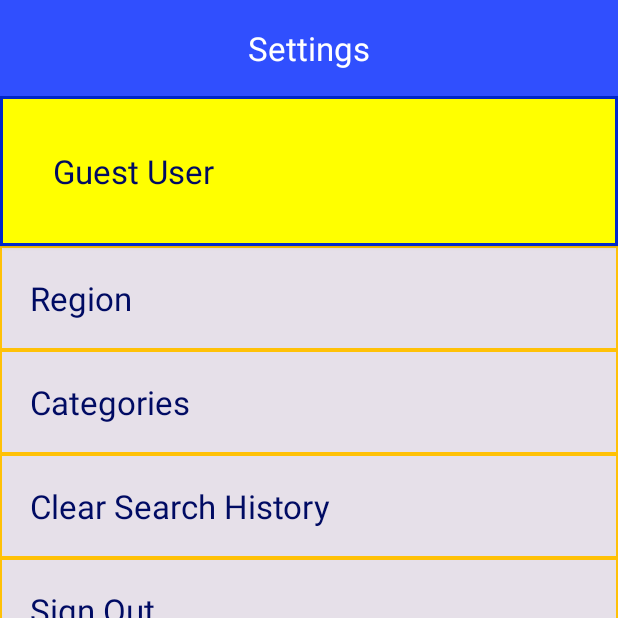
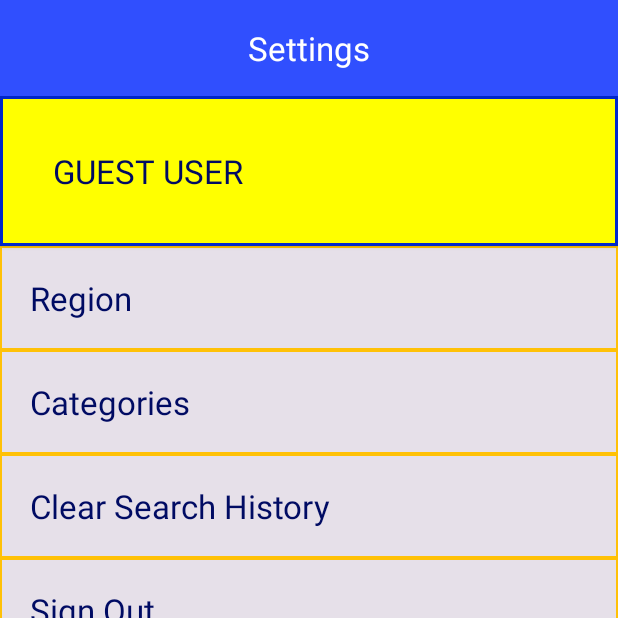
Before and after one commit to skullman284/NewsAroundYou, an Android app: the screen it shows after launch once a user with an empty profile is signed in (MainActivity), item 3 of the bottom bar chosen, on a phone screen of 412 x 824 dp, the top half of it. Run offline under Robolectric (Android 15) with nearby library versions, the phone set to English and light mode, and no system bars; our stand-ins replace Firebase (no records; nobody signed in at launch, a user with empty details on screens opened directly), navigation-ui; libraries missing offline, so code that uses them is left out: org.json.simple; pictures from the network do not load; Roboto replaces fonts that are not available here.

Commit message:
ALMOST FINAL, JUST STOP LANDSCAPE

```diff
--- a/app/src/main/java/com/vansh/newsaroundyou/LaunchMain.java
+++ b/app/src/main/java/com/vansh/newsaroundyou/LaunchMain.java
@@ -31,7 +31,6 @@ public class LaunchMain {
     public void launch(){
         Intent i = new Intent(context, MainActivity.class);
         i.setFlags(Intent.FLAG_ACTIVITY_NEW_TASK | Intent.FLAG_ACTIVITY_CLEAR_TASK);
-        Log.d("hello", "activated");
         context.startActivity(i);
     }
 
--- a/app/src/main/java/com/vansh/newsaroundyou/MainFragments/HomeFragment.java
+++ b/app/src/main/java/com/vansh/newsaroundyou/MainFragments/HomeFragment.java
@@ -173,6 +173,16 @@ HomeFragment extends Fragment implements HomeRecyclerAdapter.ViewHolder.OnNoteLi
         COUNTRYCODES.put("Ukraine", "ua");
         COUNTRYCODES.put("Venezuela", "ve");
 
+        //Receiving the intent, verifying action, getting query, put in oncreate to avoid multiple recivers being registered
+        broadcastReceiver = new BroadcastReceiver() {
+            @Override
+            public void onReceive(Context context, Intent intent) {
+                //handling the intent received i.e. carrying out the search
+                handleIntent(intent);
+            }
+        };
+        LocalBroadcastManager.getInstance(context).registerReceiver(broadcastReceiver, new IntentFilter("android.intent.action.SEARCH"));
+
     }
 
     @Override
@@ -188,7 +198,6 @@ HomeFragment extends Fragment implements HomeRecyclerAdapter.ViewHolder.OnNoteLi
 
         // Inflate the layout for this fragment
         View view = inflater.inflate(R.layout.fragment_home, container, false);
-
 
         //hooks
         recyclerView = view.findViewById(R.id.rv_home);
@@ -241,16 +250,6 @@ HomeFragment extends Fragment implements HomeRecyclerAdapter.ViewHolder.OnNoteLi
             }
         });
 
-
-        //Receiving the intent, verifying action, getting query
-        broadcastReceiver = new BroadcastReceiver() {
-            @Override
-            public void onReceive(Context context, Intent intent) {
-                //handling the intent received i.e. carrying out the search
-                handleIntent(intent);
-            }
-        };
-        LocalBroadcastManager.getInstance(context).registerReceiver(broadcastReceiver, new IntentFilter("android.intent.action.SEARCH"));
 
         //handling back presses
         OnBackPressedCallback onBackPressedCallback =  new OnBackPressedCallback(true) {
--- a/app/src/main/java/com/vansh/newsaroundyou/MainFragments/SettingsFragment.java
+++ b/app/src/main/java/com/vansh/newsaroundyou/MainFragments/SettingsFragment.java
@@ -110,11 +110,11 @@ public class SettingsFragment extends Fragment implements SettingsRecyclerAdapte
         firebaseUser = FirebaseAuth.getInstance().getCurrentUser();
 
         //setting tv text
-        String tvText = firebaseUser.getEmail().toUpperCase(Locale.ROOT);
+        String tvText = firebaseUser.getEmail();
         if (tvText == ""){
             tvText = "Guest User";
         }
-        tvSettings.setText(tvText);
+        tvSettings.setText(tvText.toUpperCase(Locale.ROOT));
 
         //setting up the recycler view
         adapter = new SettingsRecyclerAdapter(requireContext(), this);
```
